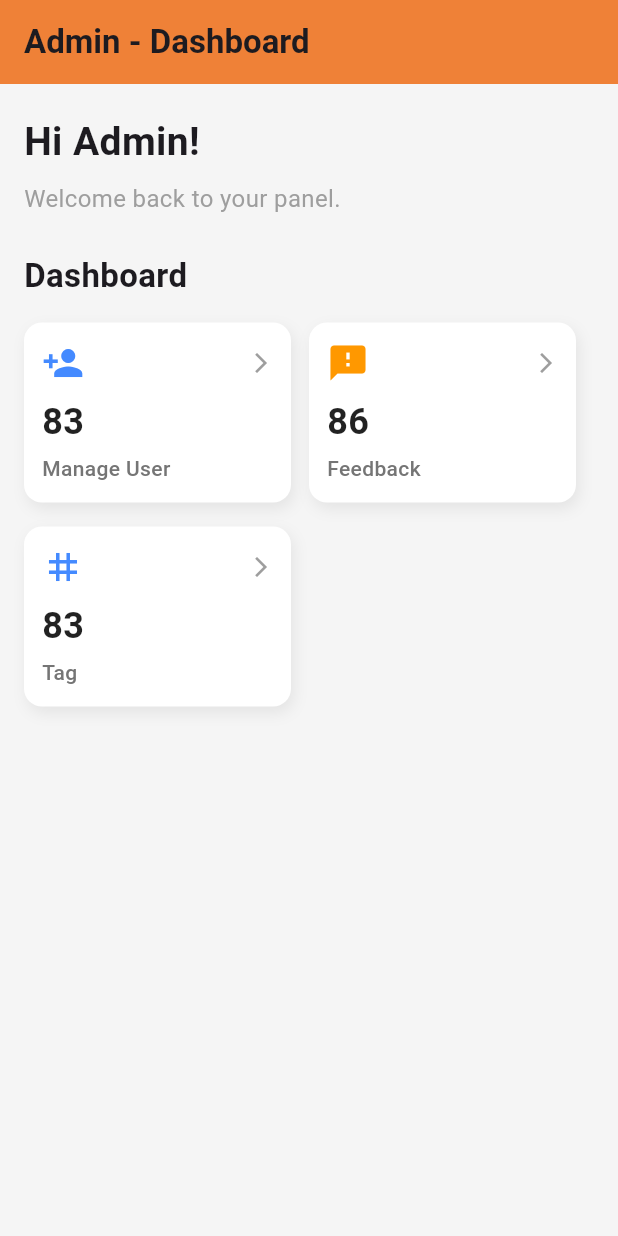
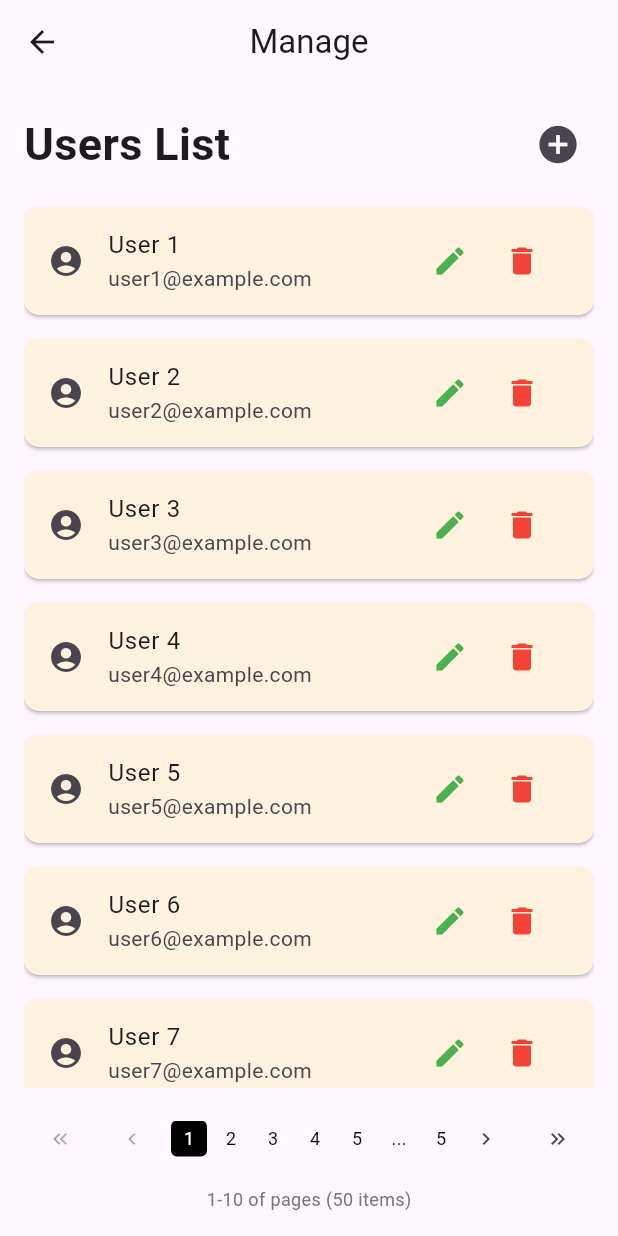
Before and after one commit to quochungg/ChatFPT.Mobile, a Flutter app: the AdminDashboardScreen screen opened directly, after a tap on "83", on a phone screen of 412 x 824 dp. Run offline on Flutter 3.47's test engine with Material 3 defaults, Android fonts, the phone set to English and light mode, and no system bars.

Commit message:
UserList
CRUD người dùng

```diff
--- /dev/null
+++ b/lib/screens/UserList.dart
@@ -0,0 +1,360 @@
+import 'package:flutter/material.dart';
+
+void main() {
+  runApp(MyApp());
+}
+
+class MyApp extends StatelessWidget {
+  @override
+  Widget build(BuildContext context) {
+    return MaterialApp(
+      home: UserListScreen(),
+    );
+  }
+}
+
+class UserListScreen extends StatefulWidget {
+  const UserListScreen({super.key});
+  @override
+  _UserListScreenState createState() => _UserListScreenState();
+}
+
+class _UserListScreenState extends State<UserListScreen> {
+  int currentPage = 1;
+  int totalPages = 5; // Tổng số trang, bạn có thể điều chỉnh dựa vào số lượng người dùng
+
+  List<Map<String, String>> users = List.generate(
+    50,
+    (index) => {'name': 'User ${index + 1}', 'email': 'user${index + 1}@example.com'},
+  );
+
+  List<Map<String, String>> getUsersForCurrentPage() {
+    int startIndex = (currentPage - 1) * 10;
+    int endIndex = startIndex + 10;
+    if (endIndex > users.length) {
+      endIndex = users.length;
+    }
+    return users.sublist(startIndex, endIndex);
+  }
+
+  void _navigateToAddUserScreen() async {
+    final result = await Navigator.push(
+      context,
+      MaterialPageRoute(builder: (context) => EditUserScreen(isAddUser: true)),
+    );
+
+    if (result != null) {
+      setState(() {
+        users.add(result);
+        totalPages = (users.length / 10).ceil();
+      });
+    }
+  }
+
+  void _navigateToEditScreen(Map<String, String> user) async {
+    final result = await Navigator.push(
+      context,
+      MaterialPageRoute(builder: (context) => EditUserScreen(isAddUser: false, user: user)),
+    );
+
+    if (result != null) {
+      setState(() {
+        users[users.indexOf(user)] = result;
+      });
+    }
+  }
+
+  void _showDeleteConfirmationDialog(int index) {
+    showDialog(
+      context: context,
+      builder: (BuildContext context) {
+        return AlertDialog(
+          title: Text('Confirm deletion'),
+          content: Text('Are you sure you want to delete this user?'),
+          actions: [
+            TextButton(
+              onPressed: () {
+                Navigator.of(context).pop();
+              },
+              child: Text('No'),
+            ),
+            TextButton(
+              onPressed: () {
+                setState(() {
+                  users.removeAt(index);
+                  totalPages = (users.length / 10).ceil();
+                });
+                Navigator.of(context).pop();
+              },
+              child: Text('Yes'),
+            ),
+          ],
+        );
+      },
+    );
+  }
+
+  Widget _buildPageButton(String text, bool isActive) {
+    return GestureDetector(
+      onTap: () {
+        // Chuyển đến trang tương ứng khi nhấn vào số trang
+        setState(() {
+          currentPage = int.parse(text);
+        });
+      },
+      child: Container(
+        width: 24,
+        height: 24,
+        margin: const EdgeInsets.symmetric(horizontal: 2),
+        decoration: BoxDecoration(
+          color: isActive ? Colors.black : Colors.transparent,
+          borderRadius: BorderRadius.circular(4),
+        ),
+        child: Center(
+          child: Text(
+            text,
+            style: TextStyle(
+              color: isActive ? Colors.white : Colors.black,
+              fontSize: 12,
+            ),
+          ),
+        ),
+      ),
+    );
+  }
+
+  @override
+  Widget build(BuildContext context) {
+    return Scaffold(
+      appBar: AppBar(
+        leading: IconButton(
+          icon: Icon(Icons.arrow_back),
+          onPressed: () {
+            Navigator.pop(context);
+          },
+        ),
+        title: Text('Manage'),
+        centerTitle: true,
+        actions: [],
+      ),
+      body: Padding(
+        padding: const EdgeInsets.all(16.0),
+        child: Column(
+          crossAxisAlignment: CrossAxisAlignment.start,
+          children: [
+            Row(
+              mainAxisAlignment: MainAxisAlignment.spaceBetween,
+              children: [
+                Text(
+                  'Users List',
+                  style: TextStyle(fontSize: 30, fontWeight: FontWeight.bold),
+                ),
+                IconButton(
+                  icon: Icon(Icons.add_circle, size: 30),
+                  onPressed: _navigateToAddUserScreen,
+                ),
+              ],
+            ),
+            SizedBox(height: 10),
+            Expanded(
+              child: ListView.builder(
+                itemCount: getUsersForCurrentPage().length,
+                itemBuilder: (context, index) {
+                  var user = getUsersForCurrentPage()[index];
+                  return Card(
+                    margin: EdgeInsets.symmetric(vertical: 8),
+                    shape: RoundedRectangleBorder(
+                      borderRadius: BorderRadius.circular(10),
+                    ),
+                    color: Colors.orange.shade50,
+                    child: ListTile(
+                      leading: Icon(Icons.account_circle),
+                      title: Text(user['name']!),
+                      subtitle: Text(user['email']!),
+                      trailing: Row(
+                        mainAxisSize: MainAxisSize.min,
+                        children: [
+                          IconButton(
+                            icon: Icon(Icons.edit, color: Colors.green),
+                            onPressed: () {
+                              _navigateToEditScreen(user);
+                            },
+                          ),
+                          IconButton(
+                            icon: Icon(Icons.delete, color: Colors.red),
+                            onPressed: () {
+                              _showDeleteConfirmationDialog(index);
+                            },
+                          ),
+                        ],
+                      ),
+                    ),
+                  );
+                },
+              ),
+            ),
+            SizedBox(height: 10),
+            Row(
+              mainAxisAlignment: MainAxisAlignment.center,
+              children: [
+                IconButton(
+                  icon: const Icon(Icons.keyboard_double_arrow_left, size: 16),
+                  onPressed: currentPage > 1
+                      ? () {
+                          setState(() {
+                            currentPage = 1;
+                          });
+                        }
+                      : null,
+                ),
+                IconButton(
+                  icon: const Icon(Icons.keyboard_arrow_left, size: 16),
+                  onPressed: currentPage > 1
+                      ? () {
+                          setState(() {
+                            currentPage--;
+                          });
+                        }
+                      : null,
+                ),
+                // Sử dụng SingleChildScrollView và Expanded để tránh tràn
+                Expanded(
+                  child: SingleChildScrollView(
+                    scrollDirection: Axis.horizontal,
+                    child: Row(
+                      mainAxisAlignment: MainAxisAlignment.center,
+                      children: [
+                        _buildPageButton('1', currentPage == 1),
+                        _buildPageButton('2', currentPage == 2),
+                        _buildPageButton('3', currentPage == 3),
+                        _buildPageButton('4', currentPage == 4),
+                        _buildPageButton('5', currentPage == 5),
+                        _buildPageButton('...', false),
+                        _buildPageButton('$totalPages', currentPage == totalPages),
+                      ],
+                    ),
+                  ),
+                ),
+                IconButton(
+                  icon: const Icon(Icons.keyboard_arrow_right, size: 16),
+                  onPressed: currentPage < totalPages
+                      ? () {
+                          setState(() {
+                            currentPage++;
+                          });
+                        }
+                      : null,
+                ),
+                IconButton(
+                  icon: const Icon(Icons.keyboard_double_arrow_right, size: 16),
+                  onPressed: currentPage < totalPages
+                      ? () {
+                          setState(() {
+                            currentPage = totalPages;
+                          });
+                        }
+                      : null,
+                ),
+              ],
+            ),
+            SizedBox(height: 8),
+            Center(
+              child: Text(
+                '1-10 of pages (50 items)', // Đây là ví dụ, hãy thay số này với giá trị chính xác
+                style: TextStyle(fontSize: 12, color: Colors.grey[600]),
+              ),
+            ),
+          ],
+        ),
+      ),
+    );
+  }
+}
+
+class EditUserScreen extends StatefulWidget {
+  final Map<String, String>? user;
+  final bool isAddUser;
+
+  EditUserScreen({this.user, required this.isAddUser});
+
+  @override
+  _EditUserScreenState createState() => _EditUserScreenState();
+}
+
+class _EditUserScreenState extends State<EditUserScreen> {
+  late TextEditingController nameController;
+  late TextEditingController emailController;
+
+  @override
+  void initState() {
+    super.initState();
+    nameController = TextEditingController(text: widget.isAddUser ? '' : widget.user!['name']);
+    emailController = TextEditingController(text: widget.isAddUser ? '' : widget.user!['email']);
+  }
+
+  @override
+  Widget build(BuildContext context) {
+    return Scaffold(
+      appBar: AppBar(
+        title: Text(widget.isAddUser ? 'Add user' : 'Edit user'),
+        leading: IconButton(
+          icon: Icon(Icons.arrow_back),
+          onPressed: () {
+            Navigator.pop(context);
+          },
+        ),
+      ),
+      body: Padding(
+        padding: const EdgeInsets.all(16.0),
+        child: Column(
+          crossAxisAlignment: CrossAxisAlignment.start,
+          children: [
+            Text(
+              'User name',
+              style: TextStyle(fontSize: 16, fontWeight: FontWeight.bold),
+            ),
+            TextField(
+              controller: nameController,
+              decoration: InputDecoration(
+                hintText: 'Add username',
+                contentPadding: EdgeInsets.symmetric(vertical: 10.0, horizontal: 20.0),
+                border: OutlineInputBorder(borderRadius: BorderRadius.circular(10)),
+              ),
+            ),
+            SizedBox(height: 20),
+            Text(
+              'User Email',
+              style: TextStyle(fontSize: 16, fontWeight: FontWeight.bold),
+            ),
+            TextField(
+              controller: emailController,
+              decoration: InputDecoration(
+                hintText: 'Add user email',
+                contentPadding: EdgeInsets.symmetric(vertical: 10.0, horizontal: 20.0),
+                border: OutlineInputBorder(borderRadius: BorderRadius.circular(10)),
+              ),
+            ),
+            SizedBox(height: 30),
+            Center(
+              child: ElevatedButton(
+                style: ElevatedButton.styleFrom(
+                  backgroundColor: Color.fromARGB(255, 239, 146, 5),
+                  padding: EdgeInsets.symmetric(vertical: 15, horizontal: 40),
+                  shape: RoundedRectangleBorder(borderRadius: BorderRadius.circular(10)),
+                ),
+                onPressed: () {
+                  Map<String, String> newUser = {
+                    'name': nameController.text,
+                    'email': emailController.text,
+                  };
+                  Navigator.pop(context, newUser);
+                },
+                child: Text(widget.isAddUser ? 'Add' : 'Edit', style: TextStyle(fontSize: 18, color: Colors.black)),
+              ),
+            ),
+          ],
+        ),
+      ),
+    );
+  }
+}
--- a/lib/screens/admin_dashboard_screen.dart
+++ b/lib/screens/admin_dashboard_screen.dart
@@ -1,5 +1,6 @@
 import 'package:flutter/material.dart';
 import 'package:my_app/screens/feedback_screen.dart';
+import 'package:my_app/screens/UserList.dart';
 
 class AdminDashboardScreen extends StatelessWidget {
   const AdminDashboardScreen({super.key});
@@ -56,6 +57,12 @@ class AdminDashboardScreen extends StatelessWidget {
                       width: cardWidth,
                       onTap: () {
                         // Xử lý khi người dùng bấm vào Manage User
+                        Navigator.push(
+                          context,
+                          MaterialPageRoute(
+                            builder: (context) => const UserListScreen(),
+                          ),
+                        );
                       },
                     ),
                     DashboardCard(
```
Also changed, not shown: 125 other files.
